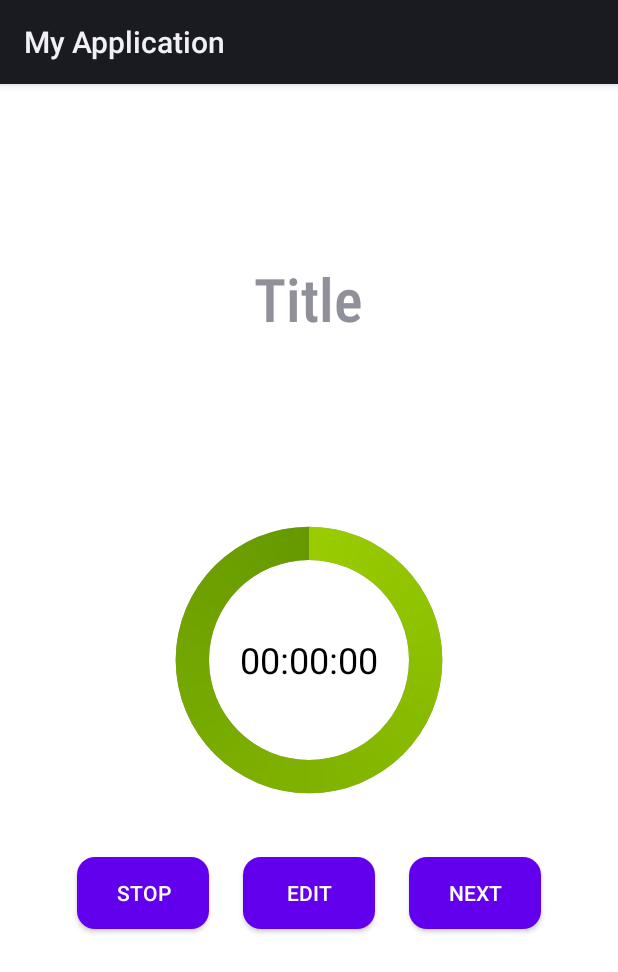
After one commit to muhammadIkh/stopwatch, an Android app: the layout counter.xml on its own in the app's theme, with its tools: preview values and no code run, on a phone screen of 412 x 824 dp. The commit adds this screen. Shown: the top 972 px of the screen. Run offline under Robolectric (Android 15) with nearby library versions, the phone set to English and light mode, and no system bars.

Commit message:
there are start button

```diff
--- a/app/src/main/AndroidManifest.xml
+++ b/app/src/main/AndroidManifest.xml
@@ -21,7 +21,7 @@
             </intent-filter>
         </activity>
         <activity android:name=".TimeSetup" />
-
+        <activity android:name=".CounterActivity"></activity>
     </application>
 
 </manifest>
--- /dev/null
+++ b/app/src/main/res/drawable/ic_delete.xml
@@ -0,0 +1,5 @@
+<vector android:height="24dp" android:tint="#9C9C9C"
+    android:viewportHeight="24" android:viewportWidth="24"
+    android:width="24dp" xmlns:android="http://schemas.android.com/apk/res/android">
+    <path android:fillColor="@android:color/white" android:pathData="M6,19c0,1.1 0.9,2 2,2h8c1.1,0 2,-0.9 2,-2V7H6v12zM19,4h-3.5l-1,-1h-5l-1,1H5v2h14V4z"/>
+</vector>
--- /dev/null
+++ b/app/src/main/res/drawable/ic_timer.xml
@@ -0,0 +1,5 @@
+<vector android:height="24dp" android:tint="#9C9C9C"
+    android:viewportHeight="24" android:viewportWidth="24"
+    android:width="24dp" xmlns:android="http://schemas.android.com/apk/res/android">
+    <path android:fillColor="@android:color/white" android:pathData="M11,17c0,0.55 0.45,1 1,1s1,-0.45 1,-1 -0.45,-1 -1,-1 -1,0.45 -1,1zM11,3v4h2L13,5.08c3.39,0.49 6,3.39 6,6.92 0,3.87 -3.13,7 -7,7s-7,-3.13 -7,-7c0,-1.68 0.59,-3.22 1.58,-4.42L12,13l1.41,-1.41 -6.8,-6.8v0.02C4.42,6.45 3,9.05 3,12c0,4.97 4.02,9 9,9 4.97,0 9,-4.03 9,-9s-4.03,-9 -9,-9h-1zM18,12c0,-0.55 -0.45,-1 -1,-1s-1,0.45 -1,1 0.45,1 1,1 1,-0.45 1,-1zM6,12c0,0.55 0.45,1 1,1s1,-0.45 1,-1 -0.45,-1 -1,-1 -1,0.45 -1,1z"/>
+</vector>
--- /dev/null
+++ b/app/src/main/res/layout/counter.xml
@@ -0,0 +1,102 @@
+<?xml version="1.0" encoding="utf-8"?>
+<RelativeLayout xmlns:android="http://schemas.android.com/apk/res/android"
+    xmlns:tools="http://schemas.android.com/tools"
+    xmlns:app="http://schemas.android.com/apk/res-auto"
+    android:layout_width="match_parent"
+    android:layout_height="match_parent"
+    android:padding="16dp"
+    android:background="@color/background_color"
+    tools:context=".TimeSetup">
+
+    <LinearLayout
+        android:id="@+id/Title"
+        android:layout_width="wrap_content"
+        android:layout_height="wrap_content"
+        android:layout_marginTop="100dp"
+        android:layout_centerHorizontal="true"
+        android:orientation="vertical"
+        android:gravity="center">
+        <TextView
+            android:layout_width="wrap_content"
+            android:layout_height="wrap_content"
+            android:text="Title"
+            android:fontFamily="sans-serif-condensed-medium"
+            android:textSize="40dp"/>
+    </LinearLayout>
+
+    <FrameLayout
+        android:id="@+id/RoundedBar"
+        android:layout_width="200dp"
+        android:layout_height="200dp"
+        android:layout_marginTop="16dp"
+        android:layout_centerHorizontal="true"
+        android:layout_centerVertical="true">
+
+        <ProgressBar
+            android:id="@+id/lifespanBar"
+            android:layout_width="match_parent"
+            android:layout_height="match_parent"
+            style="?android:attr/progressBarStyleHorizontal"
+            android:indeterminate="false"
+            android:max="100"
+            android:progress="100"
+            android:progressDrawable="@drawable/circular_progress_bar" />
+
+        <TextView
+            android:id="@+id/timerTextView"
+            android:layout_width="wrap_content"
+            android:layout_height="wrap_content"
+            android:layout_gravity="center"
+            android:text="00:00:00"
+            android:layout_below="@id/timePickerLayout"
+            android:textSize="24sp"
+            android:textColor="@android:color/black" />
+    </FrameLayout>
+
+    <TableLayout
+        android:id="@+id/buttonLayout"
+        android:layout_width="wrap_content"
+        android:layout_height="wrap_content"
+        android:layout_below="@id/RoundedBar"
+        android:layout_marginTop="20dp"
+        android:layout_centerHorizontal="true"
+        android:gravity="center">
+
+        <TableRow>
+
+            <Button
+                android:id="@+id/stopButton"
+                android:layout_margin="11dp"
+                android:layout_width="wrap_content"
+                android:layout_height="wrap_content"
+                android:background="@drawable/rounded_button"
+                android:fontFamily="sans-serif-medium"
+                android:padding="12dp"
+                android:text="Stop"
+                android:textColor="@color/button_text_color" />
+
+            <Button
+                android:id="@+id/EditButton"
+                android:layout_margin="11dp"
+                android:layout_width="wrap_content"
+                android:layout_height="wrap_content"
+                android:background="@drawable/rounded_button"
+                android:fontFamily="sans-serif-medium"
+                android:padding="12dp"
+                android:text="Edit"
+                android:textColor="@color/button_text_color" />
+
+            <Button
+                android:id="@+id/nextButton"
+                android:layout_margin="11dp"
+                android:layout_width="wrap_content"
+                android:layout_height="wrap_content"
+                android:background="@drawable/rounded_button"
+                android:fontFamily="sans-serif-medium"
+                android:padding="12dp"
+                android:text="Next"
+                android:textColor="@color/button_text_color" />
+        </TableRow>
+
+    </TableLayout>
+</RelativeLayout>
```
Also changed, not shown: app/src/main/java/com/stopwatch/myapplication/CounterActivity.kt (added, +18 -0 lines), app/src/main/java/com/stopwatch/myapplication/Home.kt (+8 -1 lines), app/src/main/res/layout/home.xml (+11 -0 lines), app/src/main/res/menu/bottom_nav_menu.xml (added, +10 -0 lines), app/src/main/res/layout/item_schedule.xml (line endings or trailing spaces), app/src/main/res/layout/time_setup.xml (line endings or trailing spaces).
